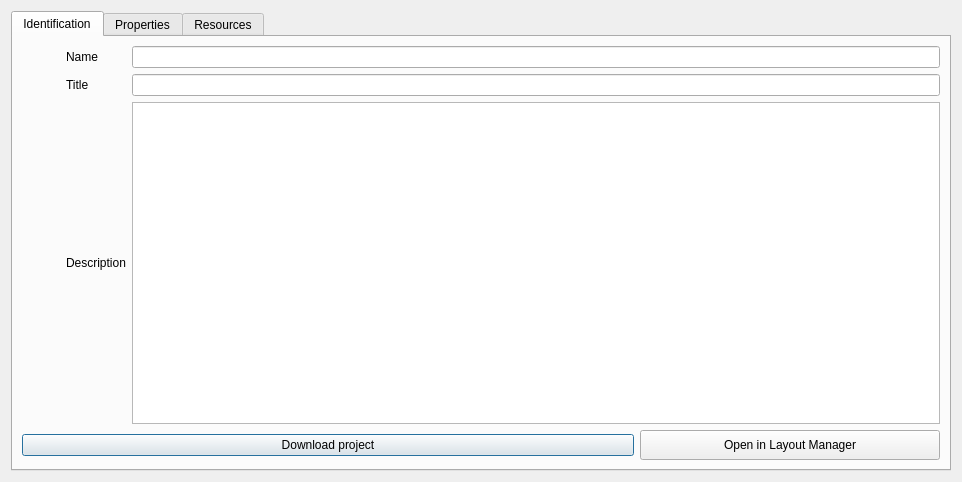
This is src/qgis_templates_symbology/ui/template_dialog.ui in hotosm/qgis-templates-and-symbology-plugin as Qt 5 draws it before an edit. The edited form follows.
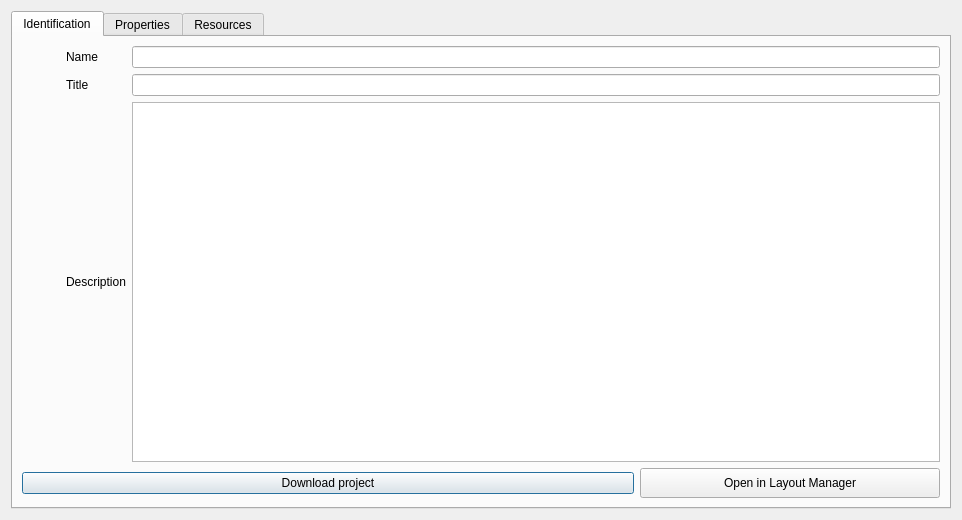
This is the edited form. Icons and pictures are not drawn. Custom widgets are drawn as their Qt base class.

What changed in the file:
```diff
--- a/src/qgis_templates_symbology/ui/template_dialog.ui
+++ b/src/qgis_templates_symbology/ui/template_dialog.ui
@@ -7,7 +7,7 @@
     <x>0</x>
     <y>0</y>
     <width>962</width>
-    <height>482</height>
+    <height>520</height>
    </rect>
   </property>
   <property name="windowTitle">
```
Left out of the diff: 2 changed lines with no effect on the pictures.
